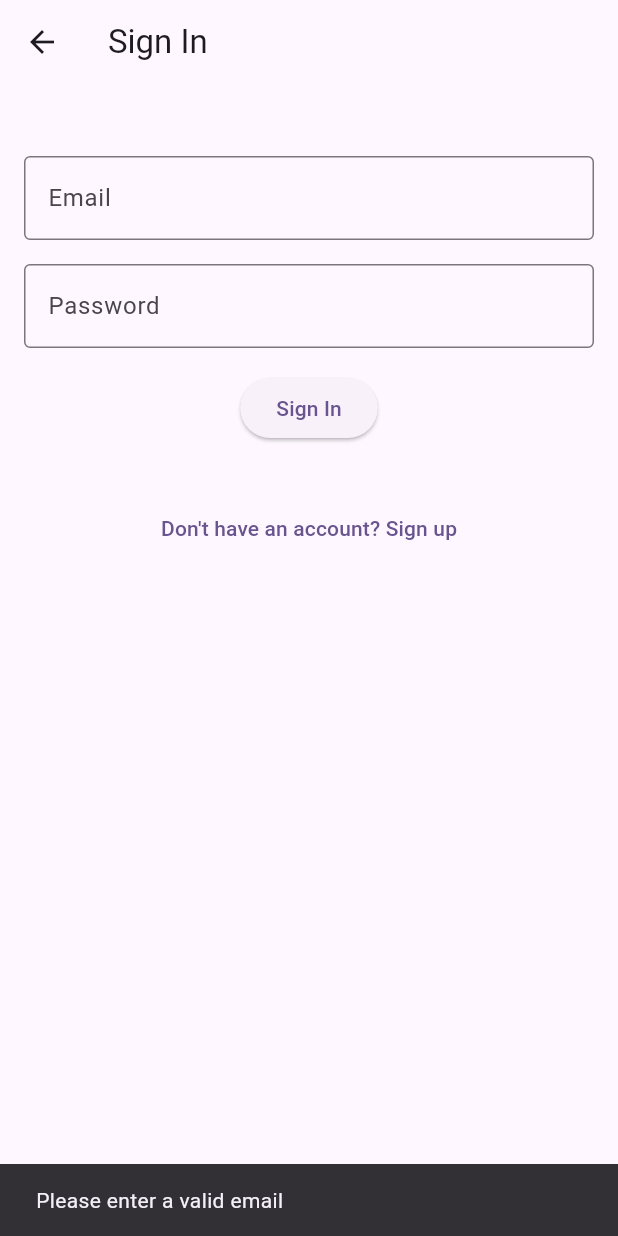
After one commit to richards0904/prj_kulinerkito, a Flutter app: the SignInScreen screen opened directly, after a tap on "Sign In", on a phone screen of 412 x 824 dp. The commit adds this screen. Run offline on Flutter 3.47's test engine with Material 3 defaults, Android fonts, the light colour scheme and no system bars; our stand-ins replace firebase_auth, firebase_core; accounts and stored records are empty.

Commit message:
sign in screen

```diff
--- /dev/null
+++ b/lib/screens/sign_in_screen.dart
@@ -0,0 +1,140 @@
+import 'package:flutter/material.dart';
+import 'package:firebase_auth/firebase_auth.dart';
+import 'package:prj_kulinerkito/screens/home_screen.dart';
+import 'package:prj_kulinerkito/screens/sign_up_screen.dart';
+
+class SignInScreen extends StatefulWidget {
+  const SignInScreen({super.key});
+  @override
+  SignInScreenState createState() => SignInScreenState();
+}
+
+class SignInScreenState extends State<SignInScreen> {
+  final _emailController = TextEditingController();
+  final _passwordController = TextEditingController();
+  String _errorMessage = '';
+  @override
+  Widget build(BuildContext context) {
+    return Scaffold(
+      appBar: AppBar(
+        title: const Text('Sign In'),
+      ),
+      body: Padding(
+        padding: const EdgeInsets.all(16.0),
+        child: SingleChildScrollView(
+          child: Column(
+            children: [
+              const SizedBox(height: 32.0),
+              TextField(
+                controller: _emailController,
+                decoration: const InputDecoration(
+                  labelText: 'Email',
+                  border: OutlineInputBorder(),
+                ),
+              ),
+              const SizedBox(height: 16.0),
+              TextField(
+                controller: _passwordController,
+                decoration: const InputDecoration(
+                  labelText: 'Password',
+                  border: OutlineInputBorder(),
+                ),
+                obscureText: true,
+              ),
+              const SizedBox(height: 16.0),
+              ElevatedButton(
+                onPressed: () async {
+                  final email = _emailController.text.trim();
+                  final password = _passwordController.text;
+                  // Validasi email
+                  if (email.isEmpty || !isValidEmail(email)) {
+                    ScaffoldMessenger.of(context).showSnackBar(
+                      const SnackBar(
+                          content: Text('Please enter a valid email')),
+                    );
+                    return;
+                  }
+                  // Validasi password
+                  if (password.isEmpty) {
+                    ScaffoldMessenger.of(context).showSnackBar(
+                      const SnackBar(
+                          content: Text('Please enter your password')),
+                    );
+                    return;
+                  }
+                  try {
+                    // Lakukan sign in dengan email dan password
+                    await FirebaseAuth.instance.signInWithEmailAndPassword(
+                      email: email,
+                      password: password,
+                    );
+                    // Jika berhasil sign in, navigasi ke halaman beranda
+                    Navigator.of(context).pushReplacement(
+                      MaterialPageRoute(
+                          builder: (context) => const HomeScreen()),
+                    );
+                  } on FirebaseAuthException catch (error) {
+                    print('Error code: ${error.code}');
+                    if (error.code == 'user-not-found') {
+                      // Jika email tidak terdaftar, tampilkan pesan kesalahan
+                      ScaffoldMessenger.of(context).showSnackBar(
+                        const SnackBar(
+                            content: Text('No user found with that email')),
+                      );
+                    } else if (error.code == 'wrong-password') {
+                      // Jika password salah, tampilkan pesan kesalahan
+                      ScaffoldMessenger.of(context).showSnackBar(
+                        const SnackBar(
+                            content: Text('Wrong password. Please try again.')),
+                      );
+                    } else {
+                      // Jika terjadi kesalahan lain, tampilkan pesan kesalahan umum
+                      setState(() {
+                        _errorMessage = error.message ?? 'An error occurred';
+                      });
+                      ScaffoldMessenger.of(context).showSnackBar(
+                        SnackBar(
+                          content: Text(_errorMessage),
+                        ),
+                      );
+                    }
+                  } catch (error) {
+                    // Tangani kesalahan lain yang tidak terkait denganotentikasi
+                    setState(() {
+                      _errorMessage = error.toString();
+                    });
+                    ScaffoldMessenger.of(context).showSnackBar(
+                      SnackBar(
+                        content: Text(_errorMessage),
+                      ),
+                    );
+                  }
+                },
+                child: const Text('Sign In'),
+              ),
+              const SizedBox(height: 32.0),
+              TextButton(
+                onPressed: () {
+                  Navigator.push(
+                    context,
+                    MaterialPageRoute(
+                        builder: (context) => const SignUpScreen()),
+                  );
+                },
+                child: const Text('Don\'t have an account? Sign up'),
+              ),
+            ],
+          ),
+        ),
+      ),
+    );
+  }
+
+  // Fungsi untuk memeriksa validitas email
+  bool isValidEmail(String email) {
+    String emailRegex =
+        r"^[a-zA-Z0-9.!#$%&'*+/=?^_`{|}~-]+@[a-zA-Z0-9-]+(?:\.[a-zA-Z0-9-]+)*$";
+    RegExp regex = RegExp(emailRegex);
+    return regex.hasMatch(email);
+  }
+}
--- a/lib/screens/sign_up_screen.dart
+++ b/lib/screens/sign_up_screen.dart
@@ -1,6 +1,6 @@
 import 'package:flutter/material.dart';
 import 'package:firebase_auth/firebase_auth.dart';
-import 'package:fasum/screens/home_screen.dart';
+import 'package:prj_kulinerkito/screens/home_screen.dart';
 
 class SignUpScreen extends StatefulWidget {
   const SignUpScreen({super.key});
```
Also changed, not shown: pubspec.lock.
